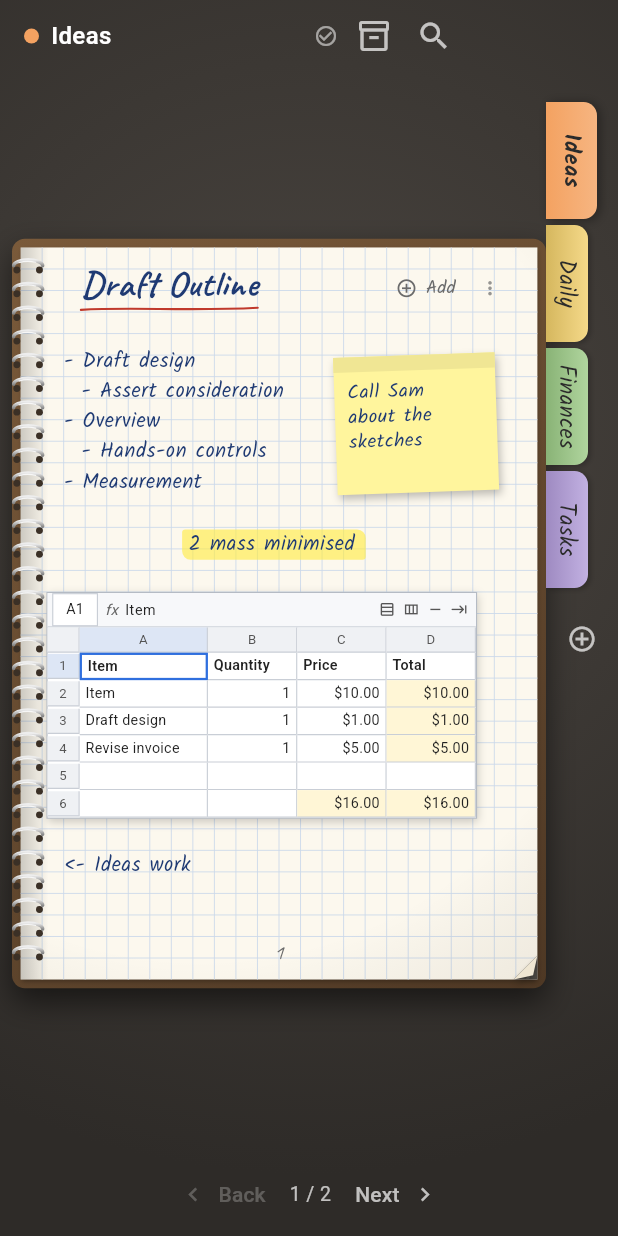
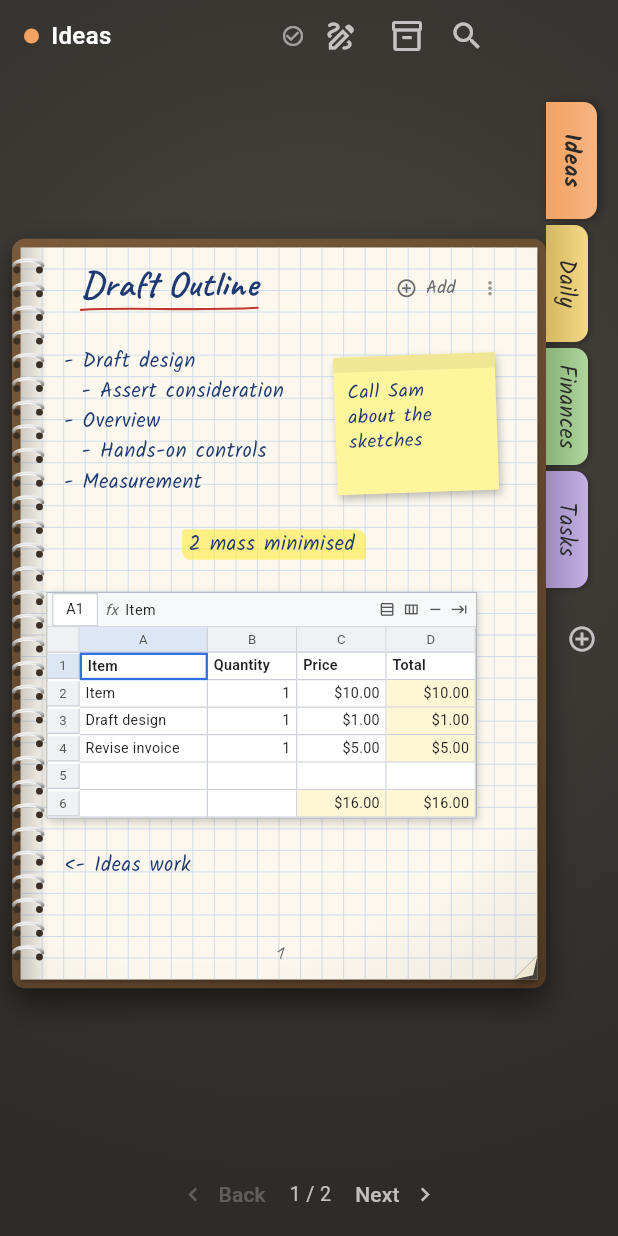
Before and after one commit to badlagks/spiral-notebook, a Flutter app: the screen it shows after launch, on a phone screen of 412 x 824 dp. Run offline on Flutter 3.47's test engine with Material 3 defaults, Android fonts, the phone set to English and light mode, and no system bars; our stand-ins replace shared_preferences.

Commit message:
Draw on the paper with a finger, mouse or pen
Pen, highlighter and eraser with colors, sizes, pressure, undo and redo.
A stylus draws any time; fingers stop drawing once a pen is used.

Co-Authored-By: Claude Opus 5.5 (1M context) <noreply@anthropic.com>
Claude-Session: https://claude.ai/code/session_01Tu1j4xrXurqK1QAd34reeM

```diff
--- a/lib/main.dart
+++ b/lib/main.dart
@@ -1,6 +1,7 @@
 import 'package:flutter/material.dart';
 
 import 'data/notebook_store.dart';
+import 'ui/ink.dart';
 import 'ui/notebook_screen.dart';
 import 'ui/store_scope.dart';
 import 'ui/theme.dart';
@@ -21,6 +22,8 @@ class NotebookApp extends StatefulWidget {
 }
 
 class _NotebookAppState extends State<NotebookApp> with WidgetsBindingObserver {
+  final _ink = InkController();
+
   @override
   void initState() {
     super.initState();
@@ -38,6 +41,7 @@ class _NotebookAppState extends State<NotebookApp> with WidgetsBindingObserver {
   @override
   void dispose() {
     WidgetsBinding.instance.removeObserver(this);
+    _ink.dispose();
     super.dispose();
   }
 
@@ -45,11 +49,14 @@ class _NotebookAppState extends State<NotebookApp> with WidgetsBindingObserver {
   Widget build(BuildContext context) {
     return StoreScope(
       store: widget.store,
-      child: MaterialApp(
-        title: 'Spiral Notebook',
-        debugShowCheckedModeBanner: false,
-        theme: buildTheme(),
-        home: const NotebookScreen(),
+      child: InkScope(
+        controller: _ink,
+        child: MaterialApp(
+          title: 'Spiral Notebook',
+          debugShowCheckedModeBanner: false,
+          theme: buildTheme(),
+          home: const NotebookScreen(),
+        ),
       ),
     );
   }
--- a/lib/models/notebook.dart
+++ b/lib/models/notebook.dart
@@ -46,25 +46,100 @@ class Section {
       );
 }
 
+enum InkTool { pen, highlighter }
+
+/// One point of a drawn line, in paper units, with pen pressure from 0 to 1.
+class InkPoint {
+  const InkPoint(this.x, this.y, [this.pressure = 0.5]);
+  final double x;
+  final double y;
+  final double pressure;
+}
+
+/// One line drawn on the paper with a finger, mouse or pen.
+class InkStroke {
+  InkStroke({String? id, required this.tool, required this.color, required this.width, List<InkPoint>? points})
+      : id = id ?? newId(),
+        points = points ?? [];
+
+  final String id;
+  final InkTool tool;
+  final int color;
+  final double width;
+  final List<InkPoint> points;
+
+  static double _round(double v) => (v * 10).roundToDouble() / 10;
+
+  /// Points are stored flat as x, y, pressure to keep notebooks small.
+  Map<String, dynamic> toJson() => {
+        'id': id,
+        'tool': tool.name,
+        'color': color,
+        'width': width,
+        'points': [
+          for (final p in points) ...[_round(p.x), _round(p.y), (p.pressure * 100).roundToDouble() / 100],
+        ],
+      };
+
+  factory InkStroke.fromJson(Map<String, dynamic> j) {
+    final flat = (j['points'] as List).map((n) => (n as num).toDouble()).toList();
+    return InkStroke(
+      id: j['id'] as String,
+      tool: InkTool.values.asNameMap()[j['tool']] ?? InkTool.pen,
+      color: j['color'] as int,
+      width: (j['width'] as num).toDouble(),
+      points: [for (var i = 0; i + 2 < flat.length; i += 3) InkPoint(flat[i], flat[i + 1], flat[i + 2])],
+    );
+  }
+
+  /// Whether any part of the line passes within [radius] of [x], [y].
+  bool passesNear(double x, double y, double radius) {
+    final r = radius + width / 2;
+    if (points.length == 1) {
+      final p = points.first;
+      return (p.x - x) * (p.x - x) + (p.y - y) * (p.y - y) <= r * r;
+    }
+    for (var i = 1; i < points.length; i++) {
+      if (_segmentDistance(points[i - 1], points[i], x, y) <= r) return true;
+    }
+    return false;
+  }
+
+  static double _segmentDistance(InkPoint a, InkPoint b, double x, double y) {
+    final dx = b.x - a.x, dy = b.y - a.y;
+    final len2 = dx * dx + dy * dy;
+    var t = len2 == 0 ? 0.0 : ((x - a.x) * dx + (y - a.y) * dy) / len2;
+    t = t.clamp(0.0, 1.0);
+    final px = a.x + t * dx - x, py = a.y + t * dy - y;
+    return sqrt(px * px + py * py);
+  }
+}
+
 class NotePage {
   NotePage({
     String? id,
     this.title = '',
     this.paper = PaperStyle.ruled,
     List<Block>? blocks,
+    List<InkStroke>? strokes,
   })  : id = id ?? newId(),
-        blocks = blocks ?? [];
+        blocks = blocks ?? [],
+        strokes = strokes ?? [];
 
   final String id;
   String title;
   PaperStyle paper;
   final List<Block> blocks;
 
+  /// Drawing on the paper, oldest first. Drawn above the widgets.
+  final List<InkStroke> strokes;
+
   Map<String, dynamic> toJson() => {
         'id': id,
         'title': title,
         'paper': paper.name,
         'blocks': blocks.map((b) => b.toJson()).toList(),
+        if (strokes.isNotEmpty) 'strokes': strokes.map((s) => s.toJson()).toList(),
       };
 
   factory NotePage.fromJson(Map<String, dynamic> j) => NotePage(
@@ -73,6 +148,9 @@ class NotePage {
         paper: PaperStyle.values.asNameMap()[j['paper']] ?? PaperStyle.ruled,
         blocks: (j['blocks'] as List)
             .map((b) => Block.fromJson(b as Map<String, dynamic>))
+            .toList(),
+        strokes: ((j['strokes'] as List?) ?? [])
+            .map((s) => InkStroke.fromJson(s as Map<String, dynamic>))
             .toList(),
       );
 
--- a/lib/ui/notebook_screen.dart
+++ b/lib/ui/notebook_screen.dart
@@ -3,6 +3,7 @@ import 'package:flutter/services.dart';
 
 import '../data/notebook_store.dart';
 import 'archive_dialog.dart';
+import 'ink.dart';
 import 'page_flip.dart';
 import 'paper_page.dart';
 import 'search_dialog.dart';
@@ -60,7 +61,20 @@ class _NotebookScreenState extends State<NotebookScreen> {
                 child: Column(
                   children: [
                     _TopBar(spread: spread, flip: _flip),
-                    Expanded(child: _Book(spread: spread, flip: _flip)),
+                    Expanded(
+                      child: Stack(
+                        children: [
+                          Positioned.fill(child: _Book(spread: spread, flip: _flip)),
+                          if (InkScope.of(context).drawing)
+                            const Positioned(
+                              left: 8,
+                              right: 8,
+                              bottom: 8,
+                              child: Center(child: DrawToolbar()),
+                            ),
+                        ],
+                      ),
+                    ),
                     if (!spread) _PageBar(flip: _flip),
                   ],
                 ),
@@ -110,6 +124,8 @@ class _TopBar extends StatelessWidget {
           const Spacer(),
           const _SaveBadge(),
           const SizedBox(width: 4),
+          const _DrawButton(),
+          const SizedBox(width: 4),
           _ArchiveButton(count: store.archive.length),
           if (spread && !narrow)
             Padding(
@@ -145,6 +161,30 @@ Widget _iconButton(IconData icon, String tip, VoidCallback? onTap) => IconButton
       onPressed: onTap,
       icon: Icon(icon),
     );
+
+/// Switches between writing (tap widgets, type) and drawing on the paper.
+class _DrawButton extends StatelessWidget {
+  const _DrawButton();
+
+  @override
+  Widget build(BuildContext context) {
+    final ink = InkScope.of(context);
+    return IconButton(
+      tooltip: ink.drawing ? 'Stop drawing' : 'Draw on the paper',
+      visualDensity: VisualDensity.compact,
+      isSelected: ink.drawing,
+      style: IconButton.styleFrom(
+        backgroundColor: ink.drawing ? Colors.white : null,
+        foregroundColor: ink.drawing ? const Color(0xFF1F3A73) : Colors.white70,
+      ),
+      onPressed: () {
+        FocusScope.of(context).unfocus();
+        ink.drawing = !ink.drawing;
+      },
+      icon: const Icon(Icons.draw_outlined),
+    );
+  }
+}
 
 class _ArchiveButton extends StatelessWidget {
   const _ArchiveButton({required this.count});
--- a/lib/ui/page_flip.dart
+++ b/lib/ui/page_flip.dart
@@ -3,6 +3,7 @@ import 'dart:math' as math;
 import 'package:flutter/material.dart';
 
 import '../models/notebook.dart';
+import 'ink.dart';
 import 'paper_painters.dart';
 import 'store_scope.dart';
 import 'theme.dart';
@@ -261,6 +262,18 @@ class _FlippingBookState extends State<FlippingBook> with SingleTickerProviderSt
   }
 
   Widget _grab(int dir, {required bool cornerOnLeft, bool showCorner = true}) {
+    // While drawing, the page edges are for ink; the corner still turns pages.
+    if (InkScope.of(context).drawing) {
+      return Align(
+        alignment: cornerOnLeft ? Alignment.bottomLeft : Alignment.bottomRight,
+        child: showCorner && _dir == 0
+            ? GestureDetector(
+                onTap: () => _turn(dir),
+                child: CustomPaint(size: const Size(30, 30), painter: _CornerPainter(onLeft: cornerOnLeft)),
+              )
+            : null,
+      );
+    }
     final enabled = _dir == 0 || _dir == dir;
     return Semantics(
       button: true,
--- a/lib/ui/paper_page.dart
+++ b/lib/ui/paper_page.dart
@@ -5,6 +5,7 @@ import 'package:flutter/material.dart';
 import '../models/notebook.dart';
 import 'blocks/block_content.dart';
 import 'blocks/sticky_view.dart';
+import 'ink.dart';
 import 'paper_painters.dart';
 import 'store_scope.dart';
 import 'theme.dart';
@@ -110,6 +111,8 @@ class _PaperPageState extends State<PaperPage> {
                 onRemoved: () => setState(() => _selected = null),
                 child: blockContent(block, autofocus: block.id == _justAdded),
               ),
+            // Drawing sits above the widgets, like ink on top of the paper.
+            Positioned.fill(child: InkLayer(page: _page, interactive: widget.interactive)),
             if (widget.pageNumber > 0)
               Positioned(
               left: 0,
```
Also changed, not shown: lib/ui/ink.dart (added, +532 -0 lines), 2 other files.
